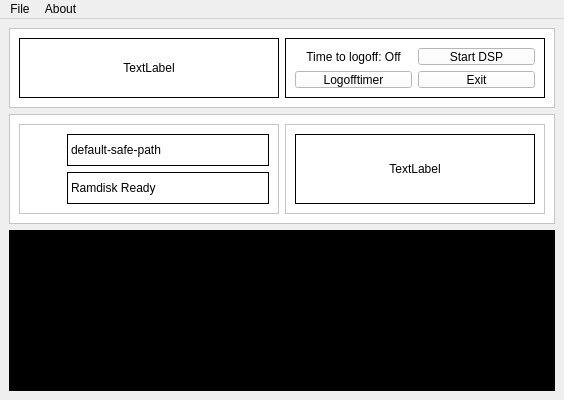
This is assets/main-window.ui in b1rdyger/SaveGameManager as Qt 5 draws it before an edit. The edited form follows.
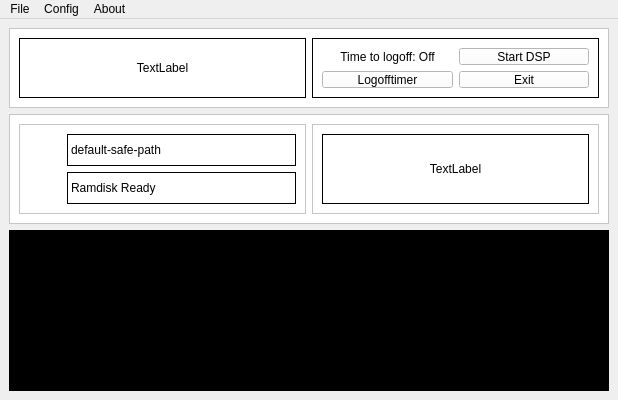
This is the edited form. Icons and pictures are not drawn. Custom widgets are drawn as their Qt base class.

Commit message: Added Config Menubar and Features

```diff
--- a/assets/main-window.ui
+++ b/assets/main-window.ui
@@ -6,7 +6,7 @@
    <rect>
     <x>0</x>
     <y>0</y>
-    <width>564</width>
+    <width>618</width>
     <height>400</height>
    </rect>
   </property>
@@ -415,6 +415,7 @@
 &lt;html&gt;&lt;head&gt;&lt;meta name=&quot;qrichtext&quot; content=&quot;1&quot; /&gt;&lt;style type=&quot;text/css&quot;&gt;
 p, li { white-space: pre-wrap; }
 &lt;/style&gt;&lt;/head&gt;&lt;body style=&quot; font-family:'MS Shell Dlg 2'; font-size:8.25pt; font-weight:400; font-style:normal;&quot;&gt;
+&lt;p style=&quot; margin-top:0px; margin-bottom:0px; margin-left:0px; margin-right:0px; -qt-block-indent:0; text-indent:0px;&quot;&gt;             &lt;/p&gt;
 &lt;p style=&quot;-qt-paragraph-type:empty; margin-top:12px; margin-bottom:12px; margin-left:0px; margin-right:0px; -qt-block-indent:0; text-indent:0px;&quot;&gt;&lt;br /&gt;&lt;/p&gt;&lt;/body&gt;&lt;/html&gt;</string>
            </property>
            <property name="textInteractionFlags">
@@ -434,7 +435,7 @@
     <rect>
      <x>0</x>
      <y>0</y>
-     <width>564</width>
+     <width>618</width>
      <height>21</height>
     </rect>
    </property>
@@ -451,7 +452,16 @@
      <string>About</string>
     </property>
    </widget>
+   <widget class="QMenu" name="menuConfig_2">
+    <property name="title">
+     <string>Config</string>
+    </property>
+    <addaction name="action_config"/>
+    <addaction name="action_use_ramdrive"/>
+    <addaction name="action_set_observer_state"/>
+   </widget>
    <addaction name="menu_file"/>
+   <addaction name="menuConfig_2"/>
    <addaction name="menu_about"/>
   </widget>
   <action name="action_exit">
```
Left out of the diff: 40 changed lines with no effect on the pictures. The commit also changes 7 other files.
